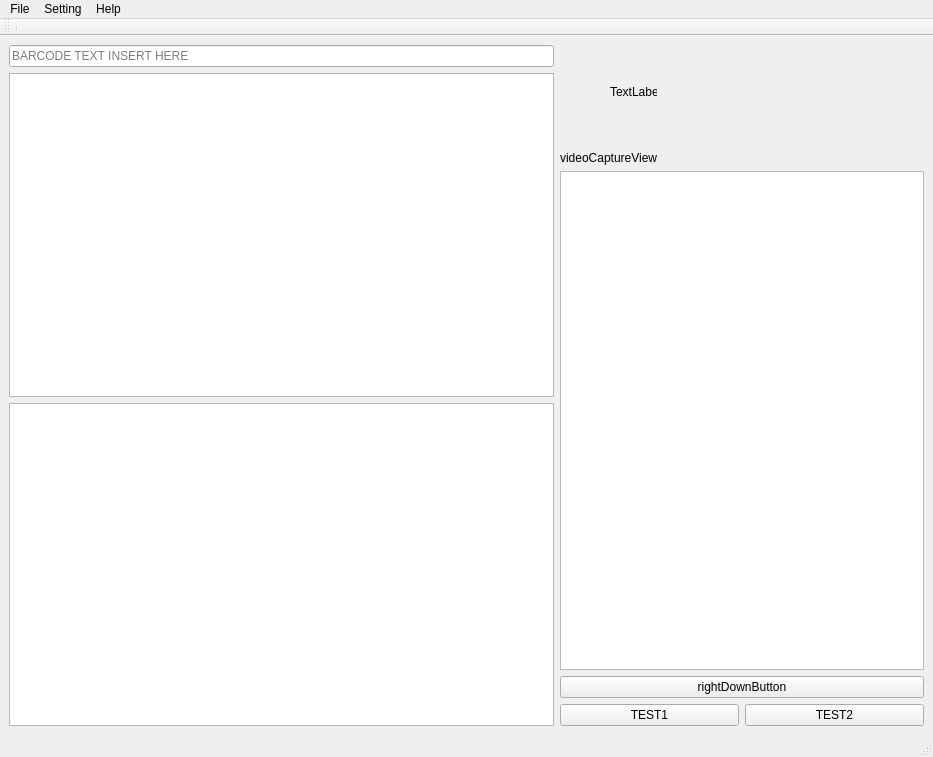
Above: src/views/ui/main.ui from beam7894123/gateway-packing-station before the change. Below: the same form after it.
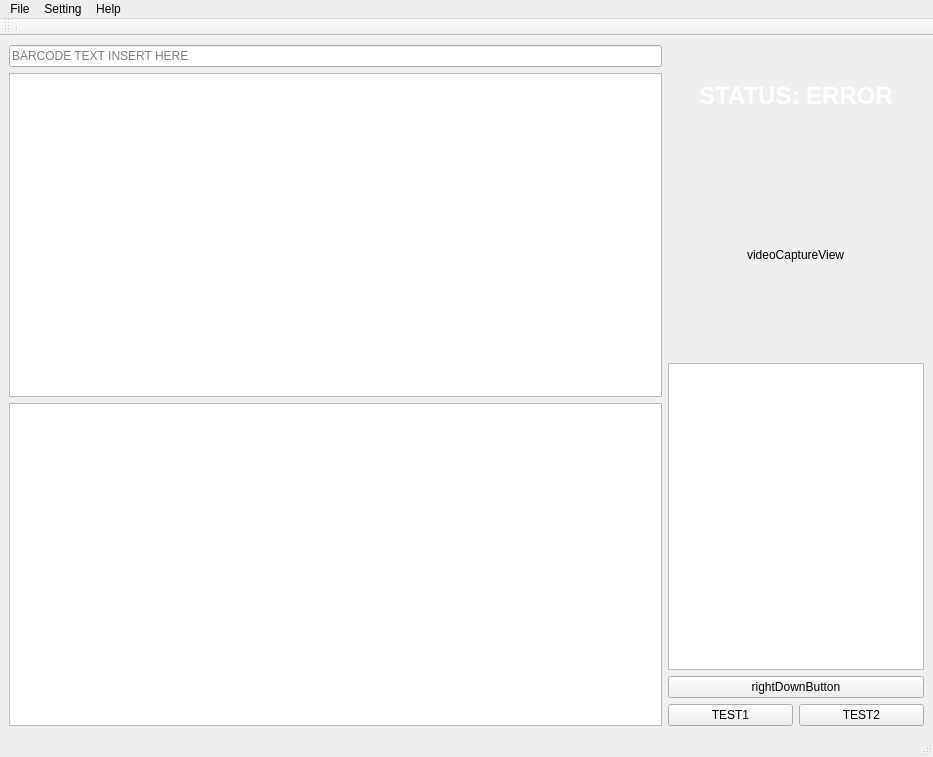
That is the form after the change.

```diff
--- a/src/views/ui/main.ui
+++ b/src/views/ui/main.ui
@@ -14,7 +14,7 @@
    <string>MainWindow</string>
   </property>
   <widget class="QWidget" name="centralwidget">
-   <layout class="QHBoxLayout" name="horizontalLayout_2" stretch="3,2">
+   <layout class="QHBoxLayout" name="horizontalLayout_2" stretch="3,0">
     <item>
      <layout class="QVBoxLayout" name="listItem" stretch="0,0,0">
       <item>
@@ -33,35 +33,25 @@
      </layout>
     </item>
     <item>
-     <layout class="QVBoxLayout" name="verticalLayout" stretch="0,0,0,0,0">
+     <layout class="QVBoxLayout" name="verticalLayout" stretch="1,2,3,0,0">
       <item>
        <layout class="QVBoxLayout" name="verticalLayout_2">
         <item>
-         <widget class="QWidget" name="widget" native="true">
-          <property name="minimumSize">
-           <size>
-            <width>100</width>
-            <height>100</height>
-           </size>
+         <widget class="QLabel" name="statusLabel">
+          <property name="styleSheet">
+           <string notr="true">font-size: 24px; font-weight: bold; color: white;</string>
           </property>
-          <widget class="QLabel" name="statusLabel">
-           <property name="geometry">
-            <rect>
-             <x>50</x>
-             <y>40</y>
-             <width>47</width>
-             <height>13</height>
-            </rect>
-           </property>
-           <property name="text">
-            <string>TextLabel</string>
-           </property>
-          </widget>
+          <property name="text">
+           <string>STATUS: ERROR</string>
+          </property>
+          <property name="alignment">
+           <set>Qt::AlignCenter</set>
+          </property>
          </widget>
         </item>
        </layout>
       </item>
-      <item>
+      <item alignment="Qt::AlignHCenter">
        <widget class="QLabel" name="videoCaptureView">
         <property name="text">
          <string>videoCaptureView</string>
```
Left out of the diff: 9 changed lines with no effect on the pictures.
